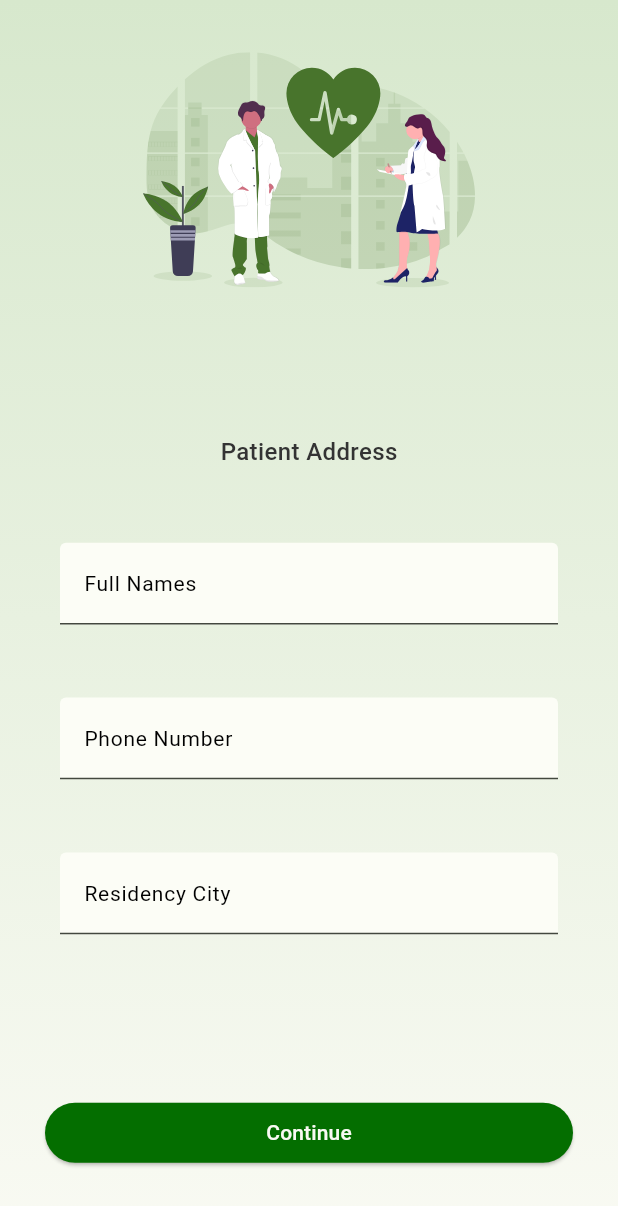
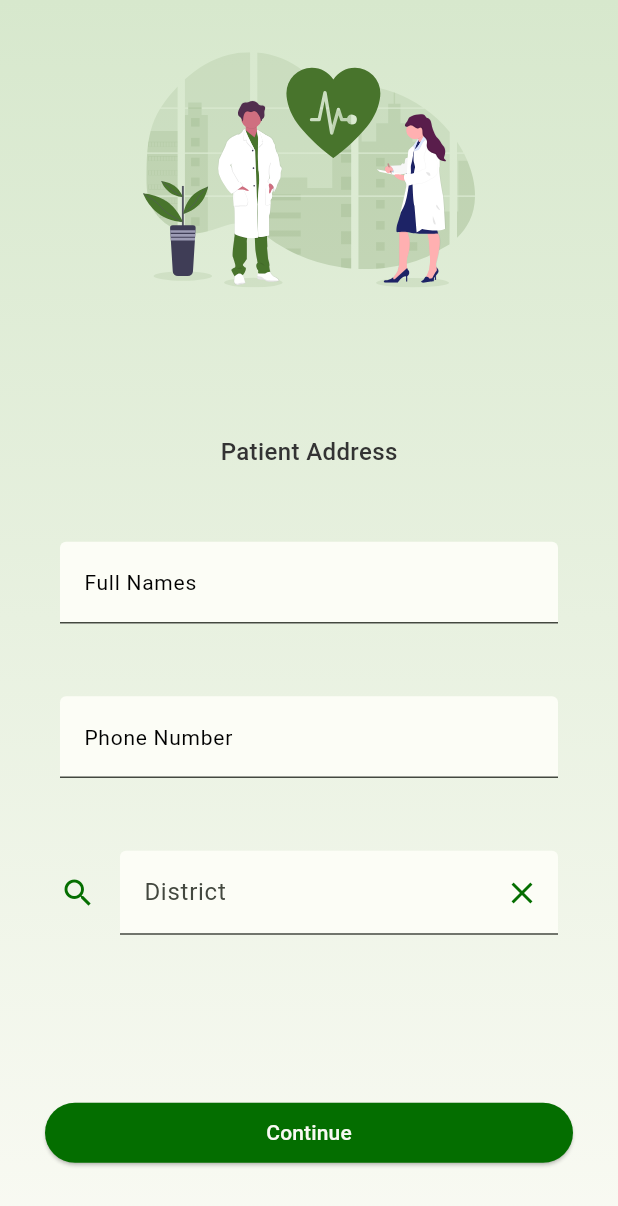
Before and after one commit to nahimanajz/Healthier, a Flutter app: the screen it shows after launch, on a phone screen of 412 x 824 dp. Shown: the top 1206 px of the screen. Run offline on Flutter 3.47's test engine with Material 2 defaults, Android fonts, the phone set to English and light mode, and no system bars; our stand-ins replace flutter_svg, font_awesome_flutter.

Commit message:
bug: can search for city

```diff
--- a/lib/screens/prescribe.screen.dart
+++ b/lib/screens/prescribe.screen.dart
@@ -3,6 +3,8 @@ import 'package:flutter_svg/flutter_svg.dart';
 import 'package:healthier/utils/color_schemes.g.dart';
 import 'package:healthier/widgets/styles/gradient.decoration.dart';
 
+import '../widgets/custom_textFormField.dart';
+import '../widgets/search.dart';
 import '../widgets/styles/KTextStyle.dart';
 
 class PrescribeScreen extends StatefulWidget {
@@ -18,6 +20,7 @@ class _PrescribeScreenState extends State<PrescribeScreen> {
   final _fullNamesController = TextEditingController();
   final _phoneNumberController = TextEditingController();
   final _residencyCityController = TextEditingController();
+  String districtQuery = "";
 
   @override
   void initState() {
@@ -70,9 +73,10 @@ class _PrescribeScreenState extends State<PrescribeScreen> {
                           buildTextFormField(
                               "Full Names", _fullNamesController),
                           buildTextFormField(
-                              "Phone Number", _phoneNumberController),
-                          buildTextFormField(
-                              "Residency City", _residencyCityController),
+                              "Phone Number", _phoneNumberController,
+                              keyboardType: TextInputType.phone),
+                          // TODO: search box
+                          buildSearch()
                         ],
                       ),
                     ),
@@ -86,7 +90,7 @@ class _PrescribeScreenState extends State<PrescribeScreen> {
                       onPressed: () {
                         debugPrint(_fullNamesController.text);
                         debugPrint(_phoneNumberController.text);
-                        debugPrint(_residencyCityController.text);
+                        debugPrint(districtQuery);
                       },
                       style: ElevatedButton.styleFrom(
                           backgroundColor: lightColorScheme.primary),
@@ -105,19 +109,22 @@ class _PrescribeScreenState extends State<PrescribeScreen> {
     );
   }
 
-  TextFormField buildTextFormField(
-      String title, TextEditingController controller) {
-    return TextFormField(
-      controller: controller,
-      decoration: InputDecoration(
-        filled: true,
-        fillColor: lightColorScheme.background,
-        labelText: title,
-        labelStyle: TextStyle(
-            color: lightColorScheme.scrim,
-            fontSize: 14,
-            decorationColor: lightColorScheme.scrim),
-      ),
-    );
+  Widget buildSearch() => SearchWidget(
+      text: 'Residency District',
+      hintText: 'District',
+      onChanged: searchDistrict);
+  void searchDistrict(String query) {
+    //TODO: Call country api to get temperature or patient residency location
+    print(query);
+
+    // final filteredDistrict = districts.where((d) {
+    //   final districtToLower = d.toLowerCase();
+    //   final queryToLower = query.toLowerCase();
+    //   return districtToLower.contains(queryToLower);
+    // }).toString();
+    // setState(() {
+    //   districtQuery = query;
+    // });
+    // debugPrint(districtQuery);
   }
 }
--- /dev/null
+++ b/lib/utils/data/districts.dart
@@ -0,0 +1,32 @@
+final districts = [
+  'Karongi',
+  'Ngororero',
+  'Nyabihu',
+  'Nyamasheke',
+  'Rubavu',
+  'Rusizi',
+  'Rutsiro',
+  'Gisagara',
+  'Huye',
+  'Kamonyi',
+  'Muhanga',
+  'Nyamagabe',
+  'Nyanza',
+  'Nyaruguru',
+  'Ruhango',
+  'Burera',
+  'Gakenke',
+  'Gicumbi',
+  'Musanze',
+  'Rulindo',
+  'Gasabo',
+  'Kicukiro',
+  'Nyarugenge',
+  'Bugesera',
+  'Gatsibo',
+  'Kayonza',
+  'Kirehe',
+  'Ngoma',
+  'Nyagatare',
+  'Rwamagana',
+];
--- /dev/null
+++ b/lib/widgets/custom_textFormField.dart
@@ -0,0 +1,20 @@
+import 'package:flutter/material.dart';
+
+import '../utils/color_schemes.g.dart';
+
+TextFormField buildTextFormField(String title, TextEditingController controller,
+    {TextInputType? keyboardType = TextInputType.text}) {
+  return TextFormField(
+    keyboardType: keyboardType,
+    controller: controller,
+    decoration: InputDecoration(
+      filled: true,
+      fillColor: lightColorScheme.background,
+      labelText: title,
+      labelStyle: TextStyle(
+          color: lightColorScheme.scrim,
+          fontSize: 14,
+          decorationColor: lightColorScheme.scrim),
+    ),
+  );
+}
--- /dev/null
+++ b/lib/widgets/search.dart
@@ -0,0 +1,48 @@
+import 'package:flutter/material.dart';
+import 'package:healthier/utils/color_schemes.g.dart';
+
+class SearchWidget extends StatefulWidget {
+  final String text;
+  final String hintText;
+  final ValueChanged<String> onChanged;
+
+  const SearchWidget(
+      {super.key,
+      required this.text,
+      required this.hintText,
+      required this.onChanged});
+
+  @override
+  State<SearchWidget> createState() => _SearchWidgetState();
+}
+
+class _SearchWidgetState extends State<SearchWidget> {
+  final controller = TextEditingController();
+  @override
+  Widget build(BuildContext context) {
+    final styleActive = TextStyle(color: lightColorScheme.scrim);
+    final styleHint = TextStyle(color: Colors.black54);
+    final style = widget.text.isEmpty ? styleHint : styleActive;
+
+    return TextFormField(
+      controller: controller,
+      decoration: InputDecoration(
+        filled: true,
+        fillColor: lightColorScheme.background,
+        icon: Icon(Icons.search, color: lightColorScheme.primary),
+        suffixIcon: widget.text.isNotEmpty
+            ? GestureDetector(
+                child: Icon(Icons.close, color: lightColorScheme.primary),
+                onTap: () {
+                  controller.clear();
+                  widget.onChanged('');
+                  FocusScope.of(context).requestFocus(FocusNode());
+                },
+              )
+            : null,
+        labelText: widget.hintText,
+        hintStyle: style,
+      ),
+    );
+  }
+}
```
